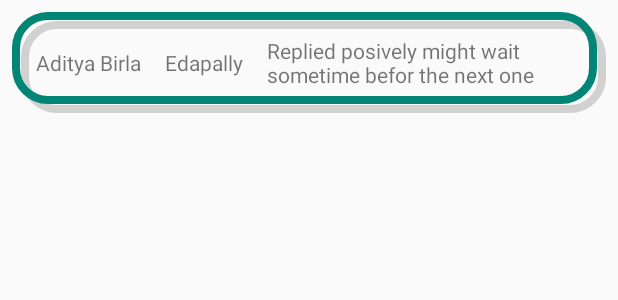
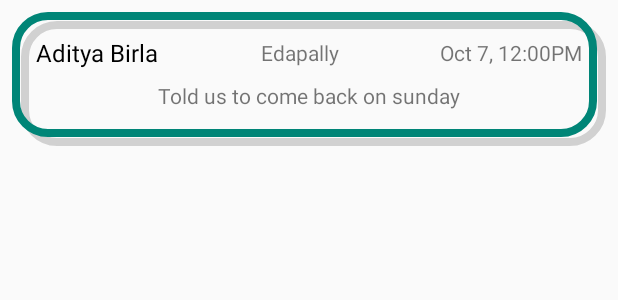
Before and after one commit to Jyothis-P/Dhishna_Sponsor, an Android app: the layout item_product.xml on its own in the app's theme, with its tools: preview values and no code run, on a phone screen of 412 x 824 dp. Shown: the top 300 px of the screen. Run offline under Robolectric (Android 15) with nearby library versions, the phone set to English and light mode, and no system bars.

Commit message:
Displays data of individual

```diff
--- a/app/src/main/res/layout/item_product.xml
+++ b/app/src/main/res/layout/item_product.xml
@@ -1,17 +1,27 @@
 <?xml version="1.0" encoding="utf-8"?>
 <LinearLayout xmlns:android="http://schemas.android.com/apk/res/android"
-    android:orientation="horizontal" android:layout_width="match_parent"
+    android:orientation="vertical" android:layout_width="match_parent"
     android:layout_height="wrap_content"
     android:layout_margin="8dp"
     android:padding="8dp"
+    android:id="@+id/item_container"
     android:gravity="center_vertical"
     android:background="@drawable/box_only_border_red">
+
+    <LinearLayout
+        android:layout_width="match_parent"
+        android:layout_height="wrap_content"
+        android:orientation="horizontal">
+
 
         <TextView
             android:layout_width="wrap_content"
             android:layout_height="wrap_content"
             android:layout_margin="8dp"
             android:text="Aditya Birla"
+            android:textColor="@android:color/black"
+            android:textSize="16sp"
+            android:layout_weight="0"
             android:layout_gravity="center_vertical"
             android:id="@+id/cname_text_view"/>
         <TextView
@@ -19,14 +29,36 @@
             android:layout_height="wrap_content"
             android:layout_margin="8dp"
             android:text="Edapally"
+            android:layout_weight="1"
+            android:gravity="center_horizontal"
             android:layout_gravity="center_vertical"
             android:id="@+id/locale_text_view"/>
         <TextView
             android:layout_width="wrap_content"
             android:layout_height="wrap_content"
-        android:layout_weight="1"
+            android:layout_weight="0"
             android:layout_margin="8dp"
-        android:text="Replied posively might wait sometime befor the next one"
+            android:text="Oct 7, 12:00PM"
             android:layout_gravity="center_vertical"
+            android:id="@+id/time_text_view"/>
+    </LinearLayout>
+
+    <LinearLayout
+        android:layout_width="match_parent"
+        android:layout_height="wrap_content"
+        android:layout_gravity="center_horizontal"
+        android:gravity="center_horizontal"
+        android:orientation="horizontal">
+
+        <TextView
+            android:layout_width="wrap_content"
+            android:layout_height="wrap_content"
+            android:layout_margin="8dp"
+            android:text="Told us to come back on sunday"
+            android:layout_gravity="center_horizontal"
             android:id="@+id/status_text_view"/>
+
     </LinearLayout>
+
+
+</LinearLayout>
```
Also changed, not shown: app/src/main/java/com/jyothisp/dhishnasponsor/ListActivity.java (+49 -17 lines). Lines whose indentation alone changed are shown as unchanged.
